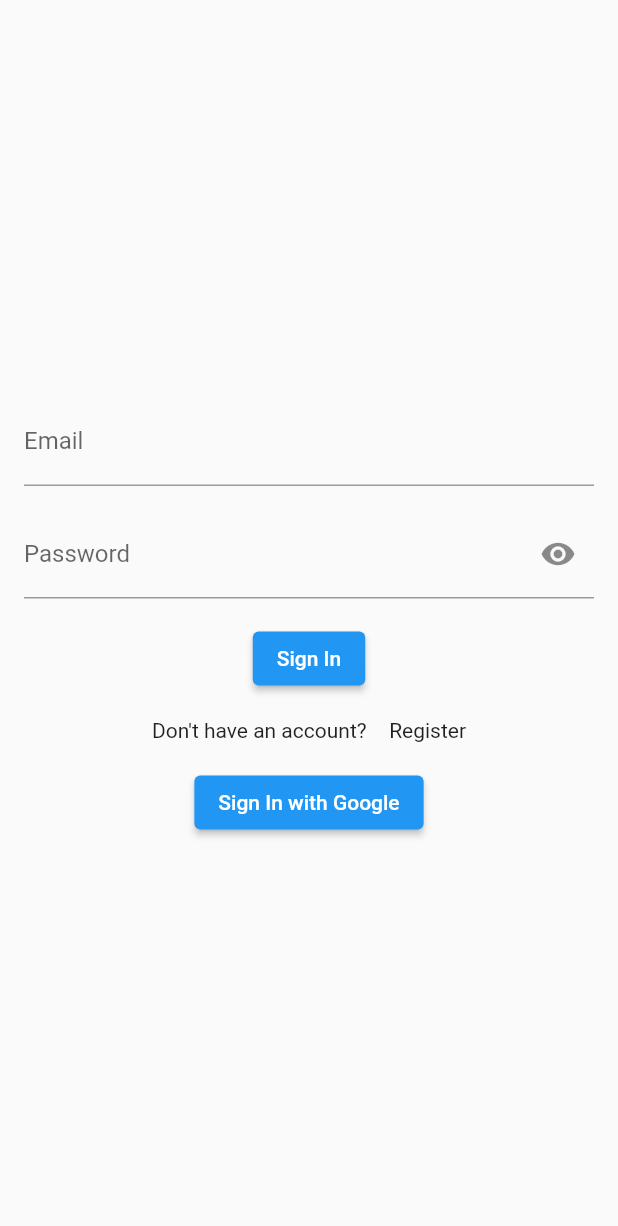
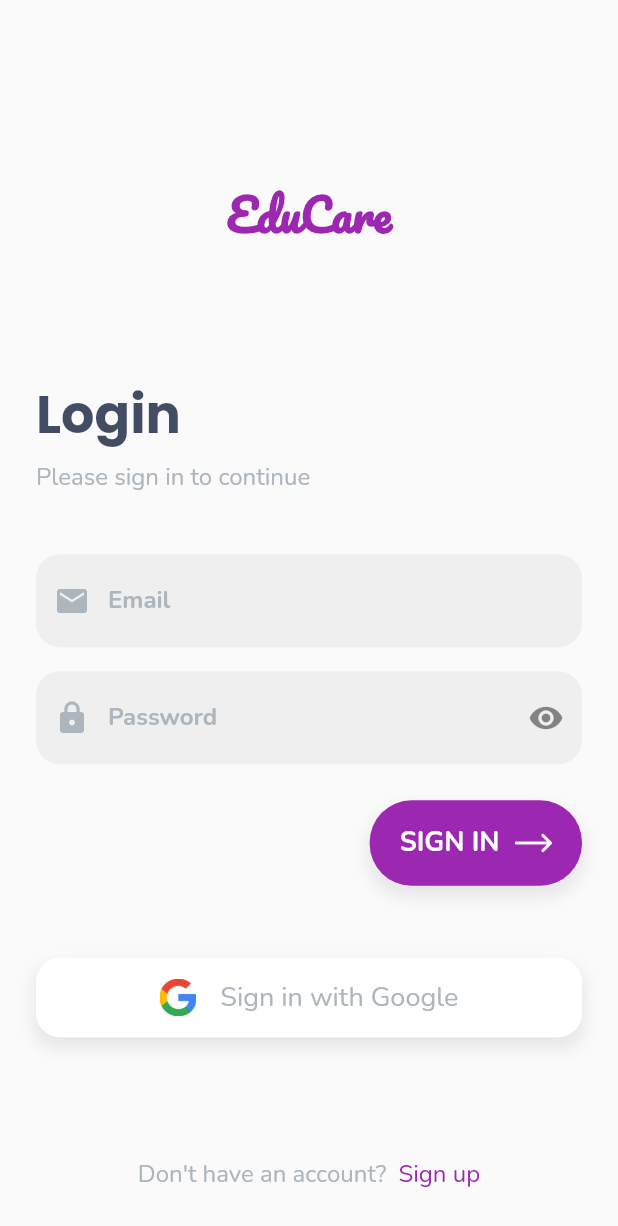
Before and after one commit to whoissharif/edu-care, a Flutter app: the screen it shows after launch, on a phone screen of 412 x 824 dp. Shown: the top 1226 px of the screen. Run offline on Flutter 3.47's test engine with Material 2 defaults, Android fonts, the phone set to English and light mode, and no system bars; our stand-ins replace firebase_auth, firebase_core, get, google_fonts, google_sign_in; accounts and stored records are empty.

Commit message:
login & register design and refactor

```diff
--- a/lib/app/modules/auth/views/auth_view.dart
+++ b/lib/app/modules/auth/views/auth_view.dart
@@ -1,8 +1,14 @@
+import 'package:edu_care/utils/app_colors.dart';
 import 'package:flutter/material.dart';
 import 'package:get/get.dart';
 import 'package:edu_care/app/modules/auth/views/register_view.dart';
-
+import 'package:google_fonts/google_fonts.dart';
 import '../controllers/auth_controller.dart';
+import 'widgets/animated_button.dart';
+import 'widgets/app_logo.dart';
+import 'widgets/email_field.dart';
+import 'widgets/google_sign_in_button.dart';
+import 'widgets/password_field.dart';
 
 class AuthView extends StatefulWidget {
   const AuthView({Key? key}) : super(key: key);
@@ -20,101 +26,135 @@ class _AuthViewState extends State<AuthView> {
 
   final GlobalKey<FormState> _formKey = GlobalKey<FormState>();
 
-  bool obscurePassword = true;
-
   @override
   Widget build(BuildContext context) {
     return GestureDetector(
       onTap: () => FocusScope.of(context).unfocus(),
       child: Scaffold(
+        resizeToAvoidBottomInset: false,
         body: Padding(
-          padding: const EdgeInsets.all(16.0),
-          child: Center(
+          padding: const EdgeInsets.symmetric(horizontal: 24.0),
+          child: Stack(
+            children: [
+              Center(
                 child: Form(
                   key: _formKey,
                   child: Column(
                     mainAxisAlignment: MainAxisAlignment.center,
                     children: [
-                  TextFormField(
-                    controller: emailController,
-                    decoration: const InputDecoration(labelText: 'Email'),
-                    validator: (value) {
-                      if (value == null ||
-                          value.isEmpty ||
-                          !GetUtils.isEmail(value)) {
-                        return 'Please enter a valid email address';
-                      }
-                      return null;
-                    },
+                      const AppLogo(),
+                      const SizedBox(
+                        height: 80,
                       ),
-                  const SizedBox(height: 16),
-                  TextFormField(
-                    controller: passwordController,
-                    obscureText: obscurePassword,
-                    decoration: InputDecoration(
-                      labelText: 'Password',
-                      suffixIcon: IconButton(
-                        icon: Icon(obscurePassword
-                            ? Icons.visibility
-                            : Icons.visibility_off),
-                        onPressed: () {
-                          // Toggle the password visibility
-                          setState(() {
-                            obscurePassword = !obscurePassword;
-                          });
-                        },
+                      Row(
+                        mainAxisAlignment: MainAxisAlignment.start,
+                        children: [
+                          Column(
+                            crossAxisAlignment: CrossAxisAlignment.start,
+                            children: [
+                              Text(
+                                'Login',
+                                style: GoogleFonts.poppins(
+                                  textStyle: TextStyle(
+                                    fontSize: 35,
+                                    fontWeight: FontWeight.w700,
+                                    color: primaryTextColor.withOpacity(.8),
                                   ),
                                 ),
+                              ),
+                              const SizedBox(
+                                height: 5,
+                              ),
+                              const Text(
+                                'Please sign in to continue',
+                                style: TextStyle(
+                                    fontSize: 16, color: secondaryTextColor),
+                              ),
+                            ],
+                          ),
+                        ],
+                      ),
+                      const SizedBox(height: 40),
+                      EmailField(emailController: emailController),
+                      const SizedBox(height: 16),
+                      PasswordField(
+                        passwordController: passwordController,
+                        hint: 'Password',
                         validator: (value) {
-                      if (value == null || value.isEmpty || value.length < 6) {
+                          if (value == null || value.isEmpty) {
+                            return 'Password must not be empty';
+                          } else if (value.length < 6) {
                             return 'Password must be at least 6 characters long';
                           }
                           return null;
                         },
                       ),
-                  const SizedBox(height: 16),
+                      const SizedBox(height: 24),
+                      Row(
+                        mainAxisAlignment: MainAxisAlignment.end,
+                        children: [
                           Obx(
-                    () => ElevatedButton(
-                      onPressed: authController.isLoading.value
-                          ? null
+                            () => AnimatedButton(
+                              isLoading: authController.isLoading.value,
+                              text: 'SIGN IN',
+                              onTap: authController.isLoading.value
+                                  ? () {}
                                   : () async {
                                       if (_formKey.currentState!.validate()) {
                                         // Validation passed, proceed with sign-in
-                                await authController.signInWithEmailAndPassword(
+                                        await authController
+                                            .signInWithEmailAndPassword(
                                           emailController.text.trim(),
                                           passwordController.text.trim(),
                                         );
                                       }
                                     },
-                      child: authController.isLoading.value
-                          ? const CircularProgressIndicator()
-                          : const Text('Sign In'),
                             ),
-                  ),
-                  const SizedBox(height: 16),
-                  Row(
-                    mainAxisAlignment: MainAxisAlignment.center,
-                    children: [
-                      const Text('Don\'t have an account?'),
-                      const SizedBox(width: 15),
-                      GestureDetector(
-                        onTap: () {
-                          Get.to(const RegisterView());
-                        },
-                        child: const Text('Register'),
                           ),
                         ],
                       ),
-                  const SizedBox(height: 16),
-                  ElevatedButton(
-                    onPressed: () async {
+                      const SizedBox(height: 48),
+                      GoogleSignInButton(
+                        onTap: () async {
                           await authController.signInWithGoogle();
                         },
-                    child: const Text('Sign In with Google'),
+                      ),
+                      const SizedBox(height: 16),
+                    ],
+                  ),
+                ),
+              ),
+              Positioned(
+                bottom: 30,
+                left: 0,
+                right: 0,
+                child: Row(
+                  mainAxisAlignment: MainAxisAlignment.center,
+                  children: [
+                    const Text(
+                      'Don\'t have an account?',
+                      style: TextStyle(
+                        color: secondaryTextColor,
+                        fontSize: 16,
+                      ),
+                    ),
+                    const SizedBox(width: 8),
+                    GestureDetector(
+                      onTap: () {
+                        Get.to(() => const RegisterView());
+                      },
+                      child: const Text(
+                        'Sign up',
+                        style: TextStyle(
+                          color: primaryColor,
+                          fontSize: 16,
+                        ),
+                      ),
                     ),
                   ],
                 ),
               ),
+            ],
           ),
         ),
       ),
--- /dev/null
+++ b/lib/app/modules/auth/views/widgets/animated_button.dart
@@ -0,0 +1,76 @@
+import 'package:flutter/material.dart';
+
+import '../../../../../utils/app_colors.dart';
+
+class AnimatedButton extends StatelessWidget {
+  const AnimatedButton({
+    super.key,
+    this.isLoading = false,
+    required this.text,
+    required this.onTap,
+  });
+
+  final bool isLoading;
+  final String text;
+  final VoidCallback onTap;
+
+  @override
+  Widget build(BuildContext context) {
+    return InkWell(
+      onTap: onTap,
+      child: AnimatedContainer(
+        curve: Curves.decelerate,
+        duration: const Duration(milliseconds: 500),
+        padding: const EdgeInsets.symmetric(vertical: 16, horizontal: 20),
+        decoration: BoxDecoration(
+        color: primaryColor,
+          // gradient: LinearGradient(colors: [
+          //   primaryColor.withOpacity(.4),
+          //   primaryColor.withOpacity(.6),
+          //   primaryColor.withOpacity(.8),
+          //   primaryColor,
+          //   primaryColor,
+          // ]),
+          borderRadius: BorderRadius.circular(28),
+          boxShadow: [
+            BoxShadow(
+              color: Colors.grey.withOpacity(0.2),
+              spreadRadius: 2,
+              blurRadius: 8,
+              offset: const Offset(0, 6),
+            ),
+          ],
+        ),
+        child: isLoading
+            ? const Center(
+                child: CircularProgressIndicator(
+                  color: Colors.white,
+                  strokeWidth: 2,
+                ),
+              )
+            : Row(
+                mainAxisSize: MainAxisSize.min,
+                mainAxisAlignment: MainAxisAlignment.center,
+                children: [
+                  Text(
+                    text,
+                    style: const TextStyle(
+                      color: Colors.white,
+                      fontSize: 18,
+                      fontWeight: FontWeight.bold,
+                    ),
+                  ),
+                  const SizedBox(
+                    width: 10,
+                  ),
+                  Image.asset(
+                    'assets/images/right-arrow.png',
+                    height: 25,
+                    color: Colors.white,
+                  ),
+                ],
+              ),
+      ),
+    );
+  }
+}
--- /dev/null
+++ b/lib/app/modules/auth/views/widgets/app_logo.dart
@@ -0,0 +1,23 @@
+import 'package:flutter/material.dart';
+import 'package:google_fonts/google_fonts.dart';
+
+import '../../../../../utils/app_colors.dart';
+
+class AppLogo extends StatelessWidget {
+  const AppLogo({
+    super.key,
+  });
+
+  @override
+  Widget build(BuildContext context) {
+    return Text(
+      'EduCare',
+      style: GoogleFonts.pacifico(
+          textStyle: const TextStyle(
+        fontSize: 30,
+        fontWeight: FontWeight.w900,
+        color: primaryColor,
+      )),
+    );
+  }
+}
--- /dev/null
+++ b/lib/app/modules/auth/views/widgets/email_field.dart
@@ -0,0 +1,61 @@
+import 'package:flutter/material.dart';
+import 'package:get/get.dart';
+
+import '../../../../../utils/app_colors.dart';
+
+class EmailField extends StatelessWidget {
+  const EmailField({
+    super.key,
+    required this.emailController,
+  });
+
+  final TextEditingController emailController;
+
+  @override
+  Widget build(BuildContext context) {
+    return Container(
+      decoration: BoxDecoration(
+        borderRadius: BorderRadius.circular(12.0),
+        // boxShadow: [
+        //   BoxShadow(
+        //     color: Colors.grey.withOpacity(0.2),
+        //     spreadRadius: 2,
+        //     blurRadius: 8,
+        //     offset: const Offset(0, 6),
+        //   ),
+        // ],
+      ),
+      child: TextFormField(
+        controller: emailController,
+        style: const TextStyle(
+          color: primaryTextColor,
+          fontWeight: FontWeight.bold,
+        ),
+        decoration: const InputDecoration(
+          filled: true,
+          fillColor: Color.fromARGB(255, 239, 239, 239),
+          hintText: 'Email',
+          hintStyle: TextStyle(color: secondaryTextColor),
+          prefixIcon: Icon(
+            Icons.email,
+            color: secondaryTextColor,
+          ),
+          border: OutlineInputBorder(
+            borderSide: BorderSide.none,
+            borderRadius: BorderRadius.all(Radius.circular(
+              16.0,
+            )), // Adjust the radius as needed
+          ),
+        ),
+        validator: (value) {
+          if (value == null || value.isEmpty) {
+            return 'Please provide an email address';
+          } else if (!GetUtils.isEmail(value)) {
+            return 'Please enter a valid email address';
+          }
+          return null;
+        },
+      ),
+    );
+  }
+}
--- /dev/null
+++ b/lib/app/modules/auth/views/widgets/google_sign_in_button.dart
@@ -0,0 +1,52 @@
+import 'package:flutter/material.dart';
+import '../../../../../utils/app_colors.dart';
+
+class GoogleSignInButton extends StatelessWidget {
+  const GoogleSignInButton({
+    super.key,
+    required this.onTap,
+  });
+
+  final VoidCallback onTap;
+
+  @override
+  Widget build(BuildContext context) {
+    return InkWell(
+      onTap: onTap,
+      child: Container(
+        padding: const EdgeInsets.symmetric(vertical: 14, horizontal: 20),
+        decoration: BoxDecoration(
+          color: Colors.white,
+          borderRadius: BorderRadius.circular(16),
+          boxShadow: [
+            BoxShadow(
+              color: Colors.grey.withOpacity(0.2),
+              spreadRadius: 2,
+              blurRadius: 8,
+              offset: const Offset(0, 6),
+            ),
+          ],
+        ),
+        child: Row(
+          mainAxisAlignment: MainAxisAlignment.center,
+          children: [
+            Image.asset(
+              'assets/images/google-logo.png',
+              height: 25,
+            ),
+            const SizedBox(
+              width: 16,
+            ),
+            const Text(
+              'Sign in with Google',
+              style: TextStyle(
+                color: secondaryTextColor,
+                fontSize: 18,
+              ),
+            )
+          ],
+        ),
+      ),
+    );
+  }
+}
--- /dev/null
+++ b/lib/app/modules/auth/views/widgets/password_field.dart
@@ -0,0 +1,75 @@
+import 'package:flutter/material.dart';
+
+import '../../../../../utils/app_colors.dart';
+
+class PasswordField extends StatefulWidget {
+  const PasswordField({
+    super.key,
+    required this.passwordController,
+    required this.hint,
+    required this.validator,
+  });
+
+  final TextEditingController passwordController;
+  final String hint;
+  final String? Function(String?)? validator;
+
+  @override
+  State<PasswordField> createState() => _PasswordFieldState();
+}
+
+class _PasswordFieldState extends State<PasswordField> {
+  bool obscurePassword = true;
+
+  @override
+  Widget build(BuildContext context) {
+    return Container(
+      decoration: BoxDecoration(
+        borderRadius: BorderRadius.circular(12.0),
+        // boxShadow: [
+        //   BoxShadow(
+        //     color: Colors.grey.withOpacity(0.2),
+        //     spreadRadius: 2,
+        //     blurRadius: 8,
+        //     offset: const Offset(0, 6),
+        //   ),
+        // ],
+      ),
+      child: TextFormField(
+        controller: widget.passwordController,
+        obscureText: obscurePassword,
+        style: const TextStyle(
+          color: primaryTextColor,
+          fontWeight: FontWeight.bold,
+        ),
+        decoration: InputDecoration(
+          filled: true,
+          fillColor: const Color.fromARGB(255, 239, 239, 239),
+          hintText: widget.hint,
+          hintStyle: const TextStyle(color: secondaryTextColor),
+          prefixIcon: const Icon(
+            Icons.lock,
+            color: secondaryTextColor,
+          ),
+          border: const OutlineInputBorder(
+            borderSide: BorderSide.none,
+            borderRadius: BorderRadius.all(Radius.circular(
+              16.0,
+            )),
+          ),
+          suffixIcon: IconButton(
+            icon:
+                Icon(obscurePassword ? Icons.visibility : Icons.visibility_off),
+            onPressed: () {
+              // Toggle the password visibility
+              setState(() {
+                obscurePassword = !obscurePassword;
+              });
+            },
+          ),
+        ),
+        validator: widget.validator,
+      ),
+    );
+  }
+}
--- a/lib/main.dart
+++ b/lib/main.dart
@@ -1,17 +1,23 @@
 import 'package:firebase_core/firebase_core.dart';
 import 'package:flutter/material.dart';
+import 'package:flutter/services.dart';
 
 import 'package:get/get.dart';
+import 'package:google_fonts/google_fonts.dart';
 
 import 'app/routes/app_pages.dart';
 
 void main() async {
+  SystemChrome.setSystemUIOverlayStyle(const SystemUiOverlayStyle(
+    statusBarColor: Colors.transparent,
+  ));
   WidgetsFlutterBinding.ensureInitialized();
   await Firebase.initializeApp();
   runApp(
     GetMaterialApp(
       title: "Edu Care",
       debugShowCheckedModeBanner: false,
+      theme: ThemeData(textTheme: GoogleFonts.nunitoTextTheme()),
       initialRoute: AppPages.INITIAL,
       getPages: AppPages.routes,
     ),
--- /dev/null
+++ b/lib/utils/app_colors.dart
@@ -0,0 +1,6 @@
+import 'package:flutter/material.dart';
+
+const Color primaryColor = Colors.purple;
+const Color primaryTextColor = Color(0xFF14213d);
+const Color secondaryTextColor = Color(0xFFadb5bd);
+const Color ternaryTextColor = Color(0xFFdddddd);
--- a/pubspec.yaml
+++ b/pubspec.yaml
@@ -13,6 +13,7 @@ dependencies:
   firebase_auth: ^4.14.1
   firebase_core: ^2.23.0
   google_sign_in: ^6.1.6
+  google_fonts: ^6.1.0
 
 dev_dependencies:
   flutter_lints: ^2.0.0
@@ -21,3 +22,7 @@ dev_dependencies:
 
 flutter:
   uses-material-design: true
+
+  assets:
+    - assets/images/
+    - assets/
```
Also changed, not shown: lib/app/modules/auth/controllers/auth_controller.dart (+15 -8 lines), lib/app/modules/auth/views/register_view.dart (+131 -66 lines), assets/images/google-logo.png (added), assets/images/left-arrow.png (added), assets/images/right-arrow.png (added), pubspec.lock, 2 other files. Lines whose indentation alone changed are shown as unchanged.
